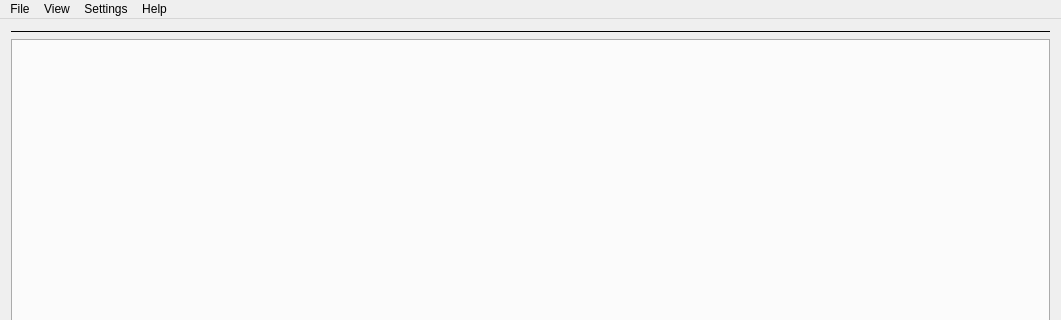
ty0x2333/TyLauncher, file mainwindow.ui: the form before one commit; both pictures show x 0 to 1061 and y 0 to 320 of the 1061 by 565 pixel window.
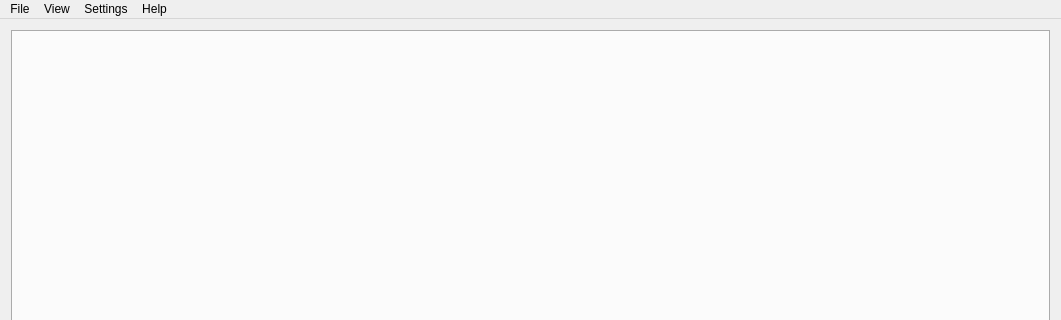
The form after the commit. Icons and pictures are not drawn.

Commit message: M 去除窗口上方的水平线. A 添加statusbar样式.

Diff of the .ui file:
```diff
--- a/mainwindow.ui
+++ b/mainwindow.ui
@@ -25,16 +25,6 @@
   </property>
   <widget class="QWidget" name="centralWidget">
    <layout class="QVBoxLayout" name="verticalLayout">
-    <item>
-     <widget class="Line" name="line">
-      <property name="frameShadow">
-       <enum>QFrame::Plain</enum>
-      </property>
-      <property name="orientation">
-       <enum>Qt::Horizontal</enum>
-      </property>
-     </widget>
-    </item>
     <item>
      <widget class="QTabWidget" name="tabWidget">
       <property name="sizePolicy">
```
Left out of the diff: 2 changed lines with no effect on the pictures. The commit also changes 2 other files.
